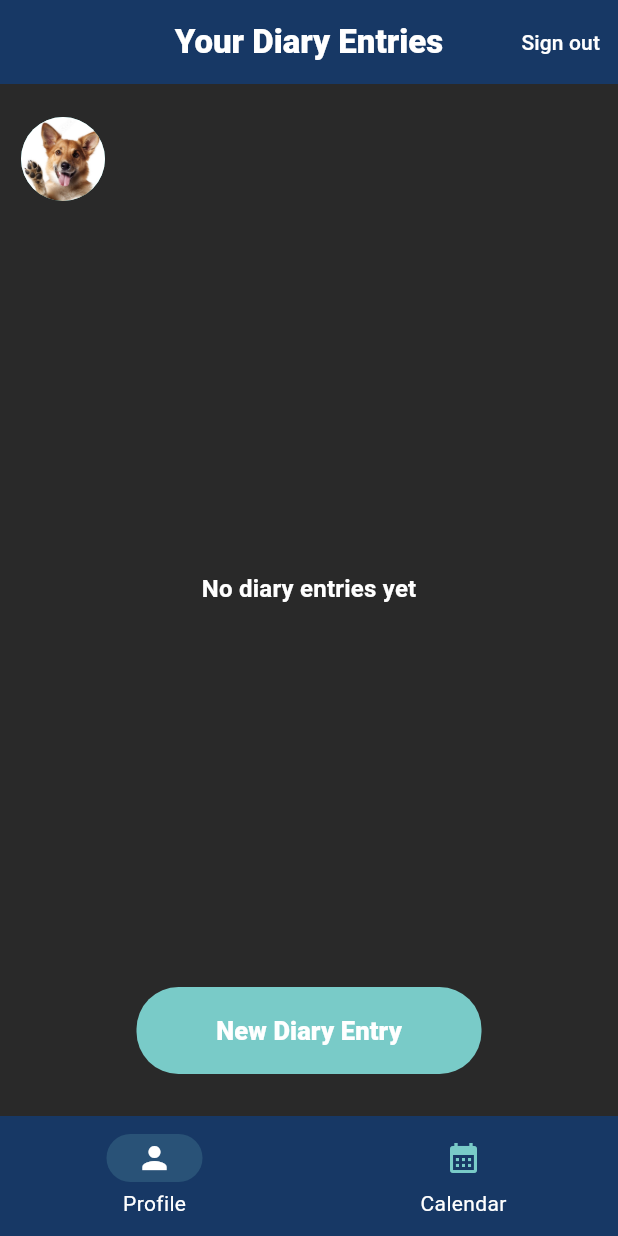
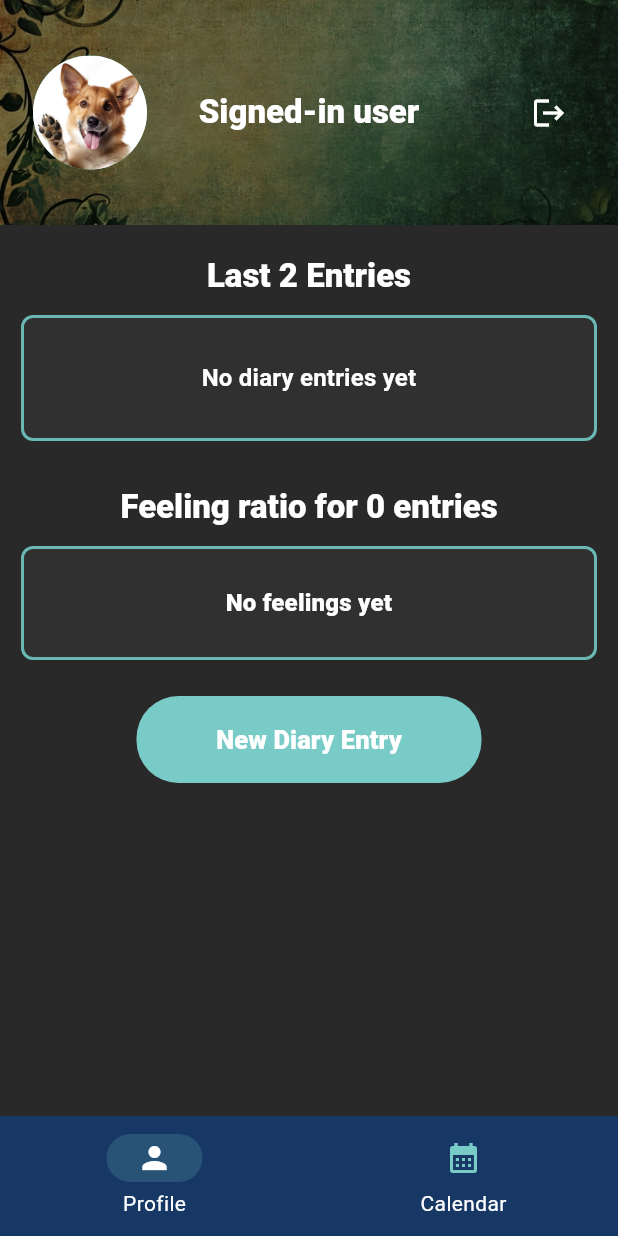
Before and after one commit to Selvam-T/mobile_piscine, a Flutter app: the screen it shows once a user with an empty profile is signed in, on a phone screen of 412 x 824 dp. Run offline on Flutter 3.47's test engine with Material 3 defaults, Android fonts, the phone set to English and light mode, and no system bars; our stand-ins replace cloud_firestore, firebase_auth, firebase_core, geocoding, geolocator, google_sign_in; accounts and stored records are empty.

Commit message:
mobileModule05 ex00 completed

```diff
--- a/mobileModule05/advanced_diary_app/lib/pages/profile_page.dart
+++ b/mobileModule05/advanced_diary_app/lib/pages/profile_page.dart
@@ -76,32 +76,6 @@ class _ProfilePageState extends State<ProfilePage> {
   Widget build(BuildContext context) {
     return Scaffold(
       backgroundColor: _pageBackground,
-      appBar: AppBar(
-        centerTitle: true,
-        backgroundColor: _barBlue,
-        foregroundColor: Colors.white,
-        title: const Text('Your Diary Entries'),
-        titleTextStyle: Theme.of(context).textTheme.titleLarge?.copyWith(
-          color: Colors.white,
-          fontWeight: FontWeight.w800,
-          letterSpacing: 0,
-        ),
-        actions: [
-          TextButton(
-            onPressed: _isSigningOut ? null : _signOut,
-            style: TextButton.styleFrom(foregroundColor: Colors.white),
-            child: _isSigningOut
-                ? const SizedBox.square(
-                    dimension: 18,
-                    child: CircularProgressIndicator(
-                      strokeWidth: 2,
-                      color: Colors.white,
-                    ),
-                  )
-                : const Text('Sign out'),
-          ),
-        ],
-      ),
       body: SafeArea(child: _buildSelectedTab()),
       bottomNavigationBar: NavigationBar(
         backgroundColor: _barBlue,
@@ -141,26 +115,137 @@ class _ProfilePageState extends State<ProfilePage> {
   }
 
   Widget _buildEntryListTab() {
-    return Padding(
-      padding: const EdgeInsets.fromLTRB(14, 22, 14, 28),
+    return SingleChildScrollView(
       child: Center(
         child: ConstrainedBox(
           constraints: const BoxConstraints(maxWidth: 640),
           child: Column(
             crossAxisAlignment: CrossAxisAlignment.stretch,
             children: [
-              _buildUserSummary(),
-              const SizedBox(height: 18),
+              _buildProfileHeader(),
+              Padding(
+                padding: const EdgeInsets.fromLTRB(14, 20, 14, 28),
+                child: Column(
+                  crossAxisAlignment: CrossAxisAlignment.stretch,
+                  children: [
                     if (_errorMessage != null) ...[
                       _buildErrorText(_errorMessage!),
+                      const SizedBox(height: 14),
+                    ],
+                    _buildLastEntriesSection(),
+                    const SizedBox(height: 30),
+                    _buildFeelingsSection(),
+                    const SizedBox(height: 24),
+                    _buildNewEntryButton(),
+                  ],
+                ),
+              ),
+            ],
+          ),
+        ),
+      ),
+    );
+  }
+
+  Widget _buildProfileHeader() {
+    final User user = widget.user;
+    final String userLabel = _userDisplayLabel(user);
+
+    return SizedBox(
+      height: 150,
+      child: Stack(
+        fit: StackFit.expand,
+        children: [
+          Image.asset('assets/images/profile_bg.jpg', fit: BoxFit.cover),
+          Container(color: Colors.black.withValues(alpha: 0.48)),
+          Padding(
+            padding: const EdgeInsets.symmetric(horizontal: 22, vertical: 18),
+            child: Stack(
+              alignment: Alignment.center,
+              children: [
+                const Align(
+                  alignment: Alignment.centerLeft,
+                  child: CircleAvatar(
+                    radius: 38,
+                    backgroundColor: _diaryTeal,
+                    backgroundImage: AssetImage('assets/images/dog.jpg'),
+                  ),
+                ),
+                Padding(
+                  padding: const EdgeInsets.symmetric(horizontal: 92),
+                  child: Center(
+                    child: Text(
+                      userLabel,
+                      maxLines: 1,
+                      overflow: TextOverflow.ellipsis,
+                      textAlign: TextAlign.center,
+                      style: Theme.of(context).textTheme.titleLarge?.copyWith(
+                        color: Colors.white,
+                        fontWeight: FontWeight.w900,
+                      ),
+                    ),
+                  ),
+                ),
+                Align(
+                  alignment: Alignment.centerRight,
+                  child: IconButton(
+                    onPressed: _isSigningOut ? null : _signOut,
+                    tooltip: 'Logout',
+                    color: Colors.white,
+                    icon: _isSigningOut
+                        ? const SizedBox.square(
+                            dimension: 22,
+                            child: CircularProgressIndicator(
+                              strokeWidth: 2,
+                              color: Colors.white,
+                            ),
+                          )
+                        : const Icon(Icons.logout),
+                  ),
+                ),
+              ],
+            ),
+          ),
+        ],
+      ),
+    );
+  }
+
+  String _userDisplayLabel(User user) {
+    final String? displayName = user.displayName?.trim();
+    if (displayName != null && displayName.isNotEmpty) {
+      return displayName;
+    }
+
+    final String? email = user.email?.trim();
+    if (email != null && email.isNotEmpty) {
+      return email;
+    }
+
+    return 'Signed-in user';
+  }
+
+  Widget _buildLastEntriesSection() {
+    return Column(
+      crossAxisAlignment: CrossAxisAlignment.stretch,
+      children: [
+        Text(
+          'Last 2 Entries',
+          textAlign: TextAlign.center,
+          style: Theme.of(context).textTheme.titleLarge?.copyWith(
+            color: Colors.white,
+            fontWeight: FontWeight.w900,
+          ),
+        ),
         const SizedBox(height: 12),
-              ],
-              Expanded(
-                child: StreamBuilder<List<DiaryEntry>>(
-                  stream: _diaryService.getEntries(widget.user.uid),
+        StreamBuilder<List<DiaryEntry>>(
+          stream: _diaryService.getLastEntries(widget.user.uid),
           builder: (context, snapshot) {
             if (snapshot.connectionState == ConnectionState.waiting) {
-                      return const Center(child: CircularProgressIndicator());
+              return const SizedBox(
+                height: 150,
+                child: Center(child: CircularProgressIndicator()),
+              );
             }
 
             if (snapshot.hasError) {
@@ -169,28 +254,126 @@ class _ProfilePageState extends State<ProfilePage> {
               );
             }
 
-                    final List<DiaryEntry> entries =
-                        snapshot.data ?? <DiaryEntry>[];
+            final List<DiaryEntry> entries = snapshot.data ?? <DiaryEntry>[];
 
             if (entries.isEmpty) {
               return _buildEmptyState();
             }
 
-                    return ListView.separated(
-                      itemCount: entries.length,
-                      separatorBuilder: (_, _) => const SizedBox(height: 12),
-                      itemBuilder: (context, index) {
-                        return _DiaryEntryListItem(
+            return Column(
+              children: [
+                for (int index = 0; index < entries.length; index++) ...[
+                  if (index > 0) const SizedBox(height: 12),
+                  _DiaryEntryListItem(
                     entry: entries[index],
                     onTap: () => _openEntryDetail(entries[index]),
+                  ),
+                ],
+              ],
+            );
+          },
+        ),
+      ],
+    );
+  }
+
+  Widget _buildFeelingsSection() {
+    return StreamBuilder<List<DiaryEntry>>(
+      stream: _diaryService.getEntries(widget.user.uid),
+      builder: (context, snapshot) {
+        if (snapshot.connectionState == ConnectionState.waiting) {
+          return const SizedBox(
+            height: 120,
+            child: Center(child: CircularProgressIndicator()),
+          );
+        }
+
+        if (snapshot.hasError) {
+          return _buildErrorText(
+            'Could not load feeling ratios. ${snapshot.error}',
+          );
+        }
+
+        final List<DiaryEntry> entries = snapshot.data ?? <DiaryEntry>[];
+
+        return Column(
+          crossAxisAlignment: CrossAxisAlignment.stretch,
+          children: [
+            Text(
+              'Feeling ratio for ${entries.length} entries',
+              textAlign: TextAlign.center,
+              style: Theme.of(context).textTheme.titleLarge?.copyWith(
+                color: Colors.white,
+                fontWeight: FontWeight.w900,
+              ),
+            ),
+            const SizedBox(height: 12),
+            _buildFeelingRatios(entries),
+          ],
         );
       },
     );
-                  },
+  }
+
+  Widget _buildFeelingRatios(List<DiaryEntry> entries) {
+    if (entries.isEmpty) {
+      return Container(
+        padding: const EdgeInsets.symmetric(horizontal: 18, vertical: 24),
+        decoration: BoxDecoration(
+          color: const Color(0xFF303030),
+          borderRadius: BorderRadius.circular(8),
+          border: Border.all(color: _cardBorder, width: 2),
+        ),
+        child: Text(
+          'No feelings yet',
+          textAlign: TextAlign.center,
+          style: Theme.of(context).textTheme.titleMedium?.copyWith(
+            color: Colors.white,
+            fontWeight: FontWeight.w800,
           ),
         ),
-              const SizedBox(height: 24),
-              Center(
+      );
+    }
+
+    final Map<String, int> feelingCounts = <String, int>{};
+    for (final DiaryEntry entry in entries) {
+      final String feeling = entry.icon.trim().toLowerCase();
+      feelingCounts[feeling] = (feelingCounts[feeling] ?? 0) + 1;
+    }
+
+    final List<DiaryEmotion> usedFeelings = DiaryEmotion.options
+        .where(
+          (DiaryEmotion emotion) => feelingCounts.containsKey(emotion.value),
+        )
+        .toList();
+
+    return Container(
+      padding: const EdgeInsets.symmetric(horizontal: 18, vertical: 18),
+      decoration: BoxDecoration(
+        color: const Color(0xFF303030),
+        borderRadius: BorderRadius.circular(8),
+        border: Border.all(color: _cardBorder, width: 2),
+      ),
+      child: Column(
+        children: [
+          for (int index = 0; index < usedFeelings.length; index++) ...[
+            if (index > 0) const SizedBox(height: 12),
+            _FeelingRatioChip(
+              emoji: usedFeelings[index].emoji,
+              percentage:
+                  ((feelingCounts[usedFeelings[index].value]! /
+                              entries.length) *
+                          100)
+                      .round(),
+            ),
+          ],
+        ],
+      ),
+    );
+  }
+
+  Widget _buildNewEntryButton() {
+    return Center(
       child: SizedBox(
         width: 230,
         height: 58,
@@ -205,52 +388,24 @@ class _ProfilePageState extends State<ProfilePage> {
           onPressed: _openNewEntry,
           child: const Text(
             'New Diary Entry',
-                      style: TextStyle(
-                        fontSize: 17,
-                        fontWeight: FontWeight.w800,
-                      ),
-                    ),
-                  ),
-                ),
-              ),
-            ],
+            style: TextStyle(fontSize: 17, fontWeight: FontWeight.w800),
           ),
         ),
       ),
     );
   }
 
-  Widget _buildUserSummary() {
-    final User user = widget.user;
-    final String userEmail = user.email ?? 'Signed-in user';
-
-    return Row(
-      children: [
-        CircleAvatar(
-          radius: 28,
-          backgroundColor: _diaryTeal,
-          backgroundImage: const AssetImage('assets/images/dog.jpg'),
+  Widget _buildEmptyState() {
+    return Container(
+      padding: const EdgeInsets.symmetric(horizontal: 18, vertical: 28),
+      decoration: BoxDecoration(
+        color: const Color(0xFF303030),
+        borderRadius: BorderRadius.circular(8),
+        border: Border.all(color: _cardBorder, width: 2),
       ),
-        const SizedBox(width: 14),
-        Expanded(
-          child: Text(
-            userEmail,
-            maxLines: 1,
-            overflow: TextOverflow.ellipsis,
-            style: Theme.of(context).textTheme.titleMedium?.copyWith(
-              color: Colors.white,
-              fontWeight: FontWeight.w700,
-            ),
-          ),
-        ),
-      ],
-    );
-  }
-
-  Widget _buildEmptyState() {
-    return Center(
       child: Text(
         'No diary entries yet',
+        textAlign: TextAlign.center,
         style: Theme.of(context).textTheme.titleMedium?.copyWith(
           color: Colors.white,
           fontWeight: FontWeight.w700,
@@ -364,6 +519,31 @@ class _DiaryEntryListItem extends StatelessWidget {
   }
 }
 
+class _FeelingRatioChip extends StatelessWidget {
+  const _FeelingRatioChip({required this.emoji, required this.percentage});
+
+  final String emoji;
+  final int percentage;
+
+  @override
+  Widget build(BuildContext context) {
+    return Row(
+      mainAxisSize: MainAxisSize.min,
+      children: [
+        Text(emoji, style: const TextStyle(fontSize: 28)),
+        const SizedBox(width: 8),
+        Text(
+          '$percentage%',
+          style: Theme.of(context).textTheme.titleMedium?.copyWith(
+            color: Colors.white,
+            fontWeight: FontWeight.w900,
+          ),
+        ),
+      ],
+    );
+  }
+}
+
 class _EntryDate extends StatelessWidget {
   const _EntryDate({required this.date});
 
--- a/mobileModule05/advanced_diary_app/lib/services/diary_service.dart
+++ b/mobileModule05/advanced_diary_app/lib/services/diary_service.dart
@@ -39,6 +39,15 @@ class DiaryService {
     });
   }
 
+  Stream<List<DiaryEntry>> getLastEntries(String uid, {int limit = 2}) {
+    return _notes
+        .where('uid', isEqualTo: uid)
+        .orderBy('date', descending: true)
+        .limit(limit)
+        .snapshots()
+        .map(_entriesFromSnapshot);
+  }
+
   Future<DiaryEntry?> getEntryById(String entryId) async {
     final DocumentSnapshot<Map<String, dynamic>> snapshot = await _notes
         .doc(entryId)
@@ -55,6 +64,12 @@ class DiaryService {
     return _notes.doc(entryId).delete();
   }
 
+  List<DiaryEntry> _entriesFromSnapshot(
+    QuerySnapshot<Map<String, dynamic>> snapshot,
+  ) {
+    return snapshot.docs.map(_entryFromDocument).nonNulls.toList();
+  }
+
   DiaryEntry? _entryFromDocument(
     DocumentSnapshot<Map<String, dynamic>> document,
   ) {
```
Also changed, not shown: Docs/Coding_notes.txt (+26 -0 lines), Docs/Evaluation_notes.txt (+12 -0 lines), mobileModule05/advanced_diary_app/assets/images/profile_bg.jpg (added). Lines whose indentation alone changed are shown as unchanged.
